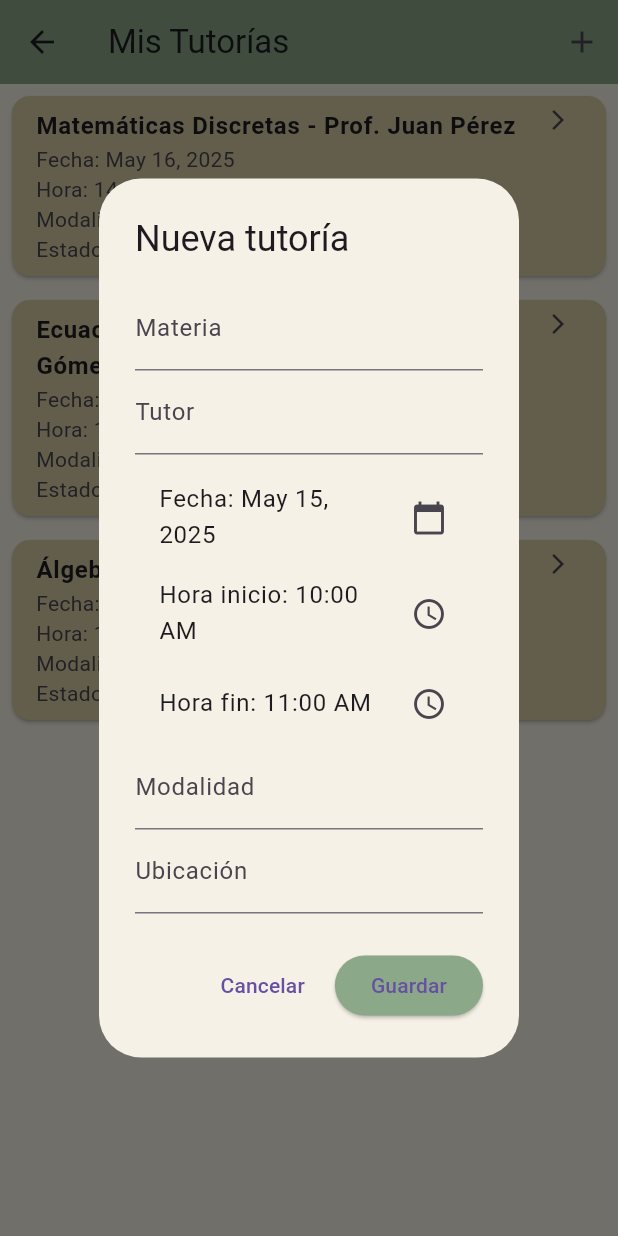
After one commit to morj512/tutor-tree, a Flutter app: the HorariosEstudianteScreen screen opened directly, after a tap on the "add" icon, on a phone screen of 412 x 824 dp. The commit adds this screen. Run offline on Flutter 3.47's test engine with Material 3 defaults, Android fonts, the phone set to English and light mode, and no system bars; our stand-ins replace audioplayers, font_awesome_flutter, shared_preferences; accounts and stored records are empty.

Commit message:
Se añadieron funciones a estudiantes

```diff
--- a/lib/screens/home_screen.dart
+++ b/lib/screens/home_screen.dart
@@ -4,6 +4,7 @@ import 'package:tutor_tree/screens/cursos_screen.dart';
 import 'package:tutor_tree/screens/chatbot_screen.dart';
 import 'package:tutor_tree/screens/mensajes_tutor.dart';
 import 'package:tutor_tree/screens/horarios_tutor.dart';
+import 'package:tutor_tree/screens/horarios_estudiantes.dart';
 import 'package:audioplayers/audioplayers.dart';
 import 'package:font_awesome_flutter/font_awesome_flutter.dart';
 
@@ -106,6 +107,10 @@ class _HomeScreenState extends State<HomeScreen> with SingleTickerProviderStateM
           color: Color(0xFFD4A59A), // Un tono café rosado suave
           onTap: () {
             // Navegar a agenda
+            Navigator.push(
+              context,
+              MaterialPageRoute(builder: (context) => HorariosEstudianteScreen()),
+            );
           },
         ),
       ],
--- /dev/null
+++ b/lib/screens/horarios_estudiantes.dart
@@ -0,0 +1,217 @@
+import 'package:flutter/material.dart';
+import 'package:intl/intl.dart';
+
+class HorariosEstudianteScreen extends StatefulWidget {
+  @override
+  _HorariosEstudianteScreenState createState() =>
+      _HorariosEstudianteScreenState();
+}
+
+class _HorariosEstudianteScreenState extends State<HorariosEstudianteScreen> {
+  final Color _primaryGreen = const Color(0xFF8BA888);
+  final Color _lightBeige = const Color(0xFFF5F1E6);
+  final Color _darkBrown = const Color(0xFF5E4B3D);
+  final Color _softBlue = const Color(0xFFA7BED3);
+  final Color _warmBeige = const Color(0xFFD8CCA3);
+
+  DateTime _selectedDate = DateTime.now();
+
+  final List<Map<String, dynamic>> _tutoriasAgendadas = [
+    {
+      'id': '1',
+      'materia': 'Matemáticas Discretas',
+      'tutor': 'Prof. Juan Pérez',
+      'fecha': DateTime.now().add(const Duration(days: 1)),
+      'horaInicio': '14:00',
+      'horaFin': '15:30',
+      'estado': 'Confirmada',
+      'modalidad': 'Virtual',
+      'ubicacion': 'Teams',
+    },
+    {
+      'id': '2',
+      'materia': 'Ecuaciones Diferenciales',
+      'tutor': 'Prof. María Gómez',
+      'fecha': DateTime.now().add(const Duration(days: 2)),
+      'horaInicio': '10:00',
+      'horaFin': '11:00',
+      'estado': 'Pendiente',
+      'modalidad': 'Virtual',
+      'ubicacion': 'Zoom',
+    },
+    {
+      'id': '3',
+      'materia': 'Álgebra Lineal',
+      'tutor': 'Prof. Carlos Ruiz',
+      'fecha': DateTime.now().add(const Duration(days: 3)),
+      'horaInicio': '16:00',
+      'horaFin': '17:30',
+      'estado': 'Confirmada',
+      'modalidad': 'Virtual',
+      'ubicacion': 'Meet',
+    },
+  ];
+
+  void _mostrarDialogoAgendar() {
+    final _formKey = GlobalKey<FormState>();
+    String materia = '';
+    String tutor = '';
+    DateTime fecha = DateTime.now();
+    TimeOfDay horaInicio = TimeOfDay(hour: 10, minute: 0);
+    TimeOfDay horaFin = TimeOfDay(hour: 11, minute: 0);
+    String modalidad = '';
+    String ubicacion = '';
+
+    showDialog(
+      context: context,
+      builder: (context) => AlertDialog(
+        backgroundColor: _lightBeige,
+        title: const Text('Nueva tutoría'),
+        content: SingleChildScrollView(
+          child: Form(
+            key: _formKey,
+            child: Column(
+              children: [
+                TextFormField(
+                  decoration: const InputDecoration(labelText: 'Materia'),
+                  onChanged: (value) => materia = value,
+                  validator: (value) =>
+                      value == null || value.isEmpty ? 'Campo requerido' : null,
+                ),
+                TextFormField(
+                  decoration: const InputDecoration(labelText: 'Tutor'),
+                  onChanged: (value) => tutor = value,
+                  validator: (value) =>
+                      value == null || value.isEmpty ? 'Campo requerido' : null,
+                ),
+                const SizedBox(height: 10),
+                ListTile(
+                  title: Text('Fecha: ${DateFormat.yMMMd().format(fecha)}'),
+                  trailing: const Icon(Icons.calendar_today),
+                  onTap: () async {
+                    DateTime? seleccionada = await showDatePicker(
+                      context: context,
+                      initialDate: fecha,
+                      firstDate: DateTime.now(),
+                      lastDate: DateTime.now().add(const Duration(days: 365)),
+                    );
+                    if (seleccionada != null) {
+                      setState(() => fecha = seleccionada);
+                    }
+                  },
+                ),
+                ListTile(
+                  title: Text('Hora inicio: ${horaInicio.format(context)}'),
+                  trailing: const Icon(Icons.access_time),
+                  onTap: () async {
+                    TimeOfDay? seleccionada = await showTimePicker(
+                      context: context,
+                      initialTime: horaInicio,
+                    );
+                    if (seleccionada != null) {
+                      setState(() => horaInicio = seleccionada);
+                    }
+                  },
+                ),
+                ListTile(
+                  title: Text('Hora fin: ${horaFin.format(context)}'),
+                  trailing: const Icon(Icons.access_time),
+                  onTap: () async {
+                    TimeOfDay? seleccionada = await showTimePicker(
+                      context: context,
+                      initialTime: horaFin,
+                    );
+                    if (seleccionada != null) {
+                      setState(() => horaFin = seleccionada);
+                    }
+                  },
+                ),
+                TextFormField(
+                  decoration: const InputDecoration(labelText: 'Modalidad'),
+                  onChanged: (value) => modalidad = value,
+                  validator: (value) =>
+                      value == null || value.isEmpty ? 'Campo requerido' : null,
+                ),
+                TextFormField(
+                  decoration: const InputDecoration(labelText: 'Ubicación'),
+                  onChanged: (value) => ubicacion = value,
+                  validator: (value) =>
+                      value == null || value.isEmpty ? 'Campo requerido' : null,
+                ),
+              ],
+            ),
+          ),
+        ),
+        actions: [
+          TextButton(
+            child: const Text('Cancelar'),
+            onPressed: () => Navigator.pop(context),
+          ),
+          ElevatedButton(
+            style: ElevatedButton.styleFrom(backgroundColor: _primaryGreen),
+            child: const Text('Guardar'),
+            onPressed: () {
+              if (_formKey.currentState!.validate()) {
+                setState(() {
+                  _tutoriasAgendadas.add({
+                    'id': DateTime.now().millisecondsSinceEpoch.toString(),
+                    'materia': materia,
+                    'tutor': tutor,
+                    'fecha': fecha,
+                    'horaInicio': horaInicio.format(context),
+                    'horaFin': horaFin.format(context),
+                    'estado': 'Pendiente',
+                    'modalidad': modalidad,
+                    'ubicacion': ubicacion,
+                  });
+                });
+                Navigator.pop(context);
+              }
+            },
+          ),
+        ],
+      ),
+    );
+  }
+
+  @override
+  Widget build(BuildContext context) {
+    return Scaffold(
+      backgroundColor: _lightBeige,
+      appBar: AppBar(
+        backgroundColor: _primaryGreen,
+        title: const Text('Mis Tutorías'),
+        actions: [
+          IconButton(
+            icon: const Icon(Icons.add),
+            onPressed: _mostrarDialogoAgendar,
+          ),
+        ],
+      ),
+      body: ListView.builder(
+        itemCount: _tutoriasAgendadas.length,
+        itemBuilder: (context, index) {
+          final tutoria = _tutoriasAgendadas[index];
+          return Card(
+            color: _warmBeige,
+            margin: const EdgeInsets.all(8),
+            child: ListTile(
+              title: Text(
+                '${tutoria['materia']} - ${tutoria['tutor']}',
+                style: TextStyle(fontWeight: FontWeight.bold),
+              ),
+              subtitle: Text(
+                'Fecha: ${DateFormat.yMMMd().format(tutoria['fecha'])}\n'
+                'Hora: ${tutoria['horaInicio']} - ${tutoria['horaFin']}\n'
+                'Modalidad: ${tutoria['modalidad']} (${tutoria['ubicacion']})\n'
+                'Estado: ${tutoria['estado']}',
+              ),
+              isThreeLine: true,
+              trailing: const Icon(Icons.arrow_forward_ios, size: 16),
+            ),
+          );
+        },
+      ),
+    );
+  }
+}
```
